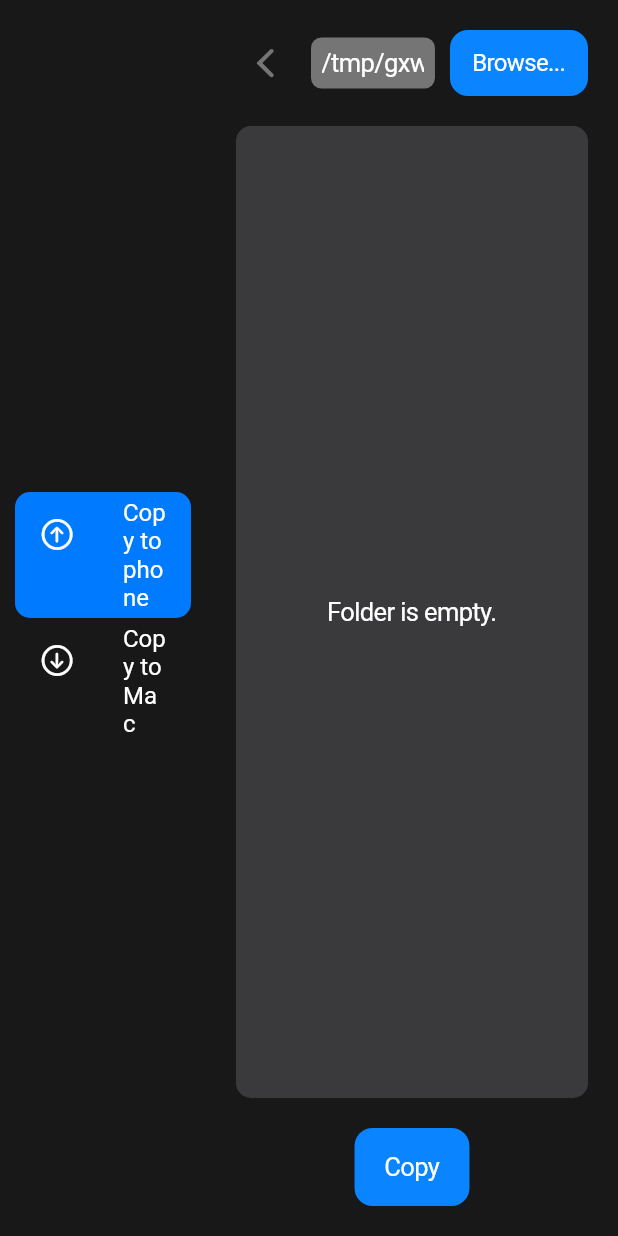
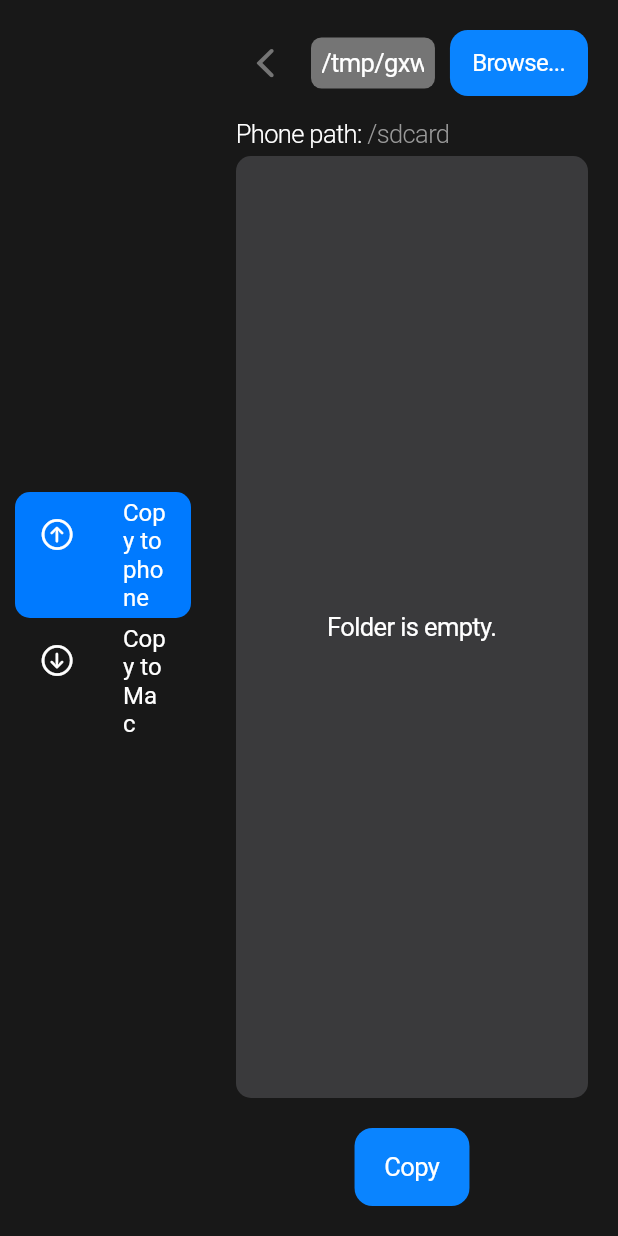
Before and after one commit to FLopriore/foldie, a Flutter app: the TransferPage screen opened directly, on a phone screen of 412 x 824 dp. Run offline on Flutter 3.47's test engine with Material 2 defaults, Android fonts, the phone set to English and light mode, and no system bars; missing offline and left inert: file_selector.

Commit message:
Show current phone path above the list of files

```diff
--- a/lib/screens/transfer_screen.dart
+++ b/lib/screens/transfer_screen.dart
@@ -2,6 +2,7 @@ import 'package:flutter/cupertino.dart';
 import 'package:foldie/providers/devices_provider.dart';
 import 'package:foldie/widgets/files_list_view.dart';
 import 'package:foldie/widgets/mac_file_picker.dart';
+import 'package:foldie/widgets/path_text.dart';
 import 'package:foldie/widgets/side_bar.dart';
 import 'package:provider/provider.dart';
 
@@ -25,7 +26,19 @@ class TransferPage extends StatelessWidget {
               child: Column(
                 children: [
                   const MacFilePicker(),
-                  const SizedBox(height: 20),
+                  const SizedBox(height: 10),
+                  SizedBox(
+                    height: 30,
+                    child: Row(
+                      children: [
+                        const Text(
+                          "Phone path: ",
+                          style: TextStyle(fontWeight: FontWeight.w300),
+                        ),
+                        PathText(path: appState.currentPhonePath),
+                      ],
+                    ),
+                  ),
                   const Expanded(child: FilesListView()),
                   const SizedBox(height: 20),
                   CupertinoButton.filled(
--- /dev/null
+++ b/lib/widgets/path_text.dart
@@ -0,0 +1,21 @@
+import 'package:flutter/cupertino.dart';
+
+class PathText extends StatelessWidget {
+  final String path;
+
+  const PathText({Key? key, required this.path}) : super(key: key);
+
+  @override
+  Widget build(BuildContext context) {
+    // Shorten phone path
+    String shortPath =
+        path.replaceAll(RegExp("/storage/emulated/0"), "/sdcard");
+    return Text(
+      shortPath,
+      style: const TextStyle(
+        color: CupertinoColors.inactiveGray,
+        fontWeight: FontWeight.w300,
+      ),
+    );
+  }
+}
```
